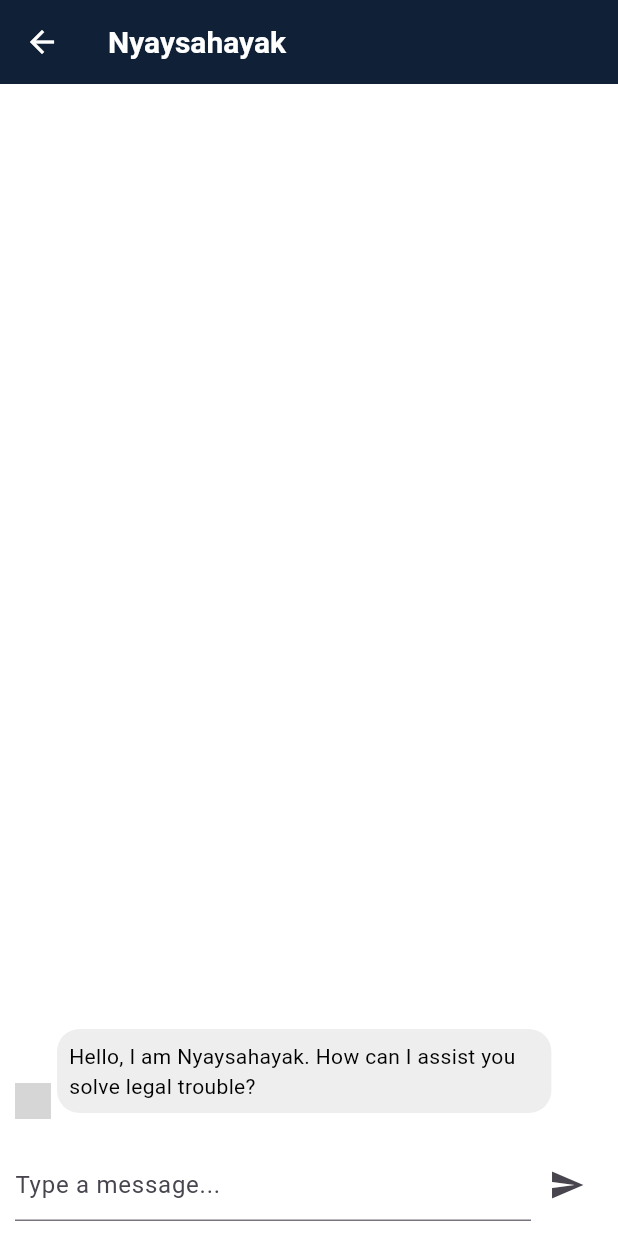
After one commit to harm04/Adhikar_aceHack4.0, a Flutter app: the ChatPage screen opened directly, after a tap on the "send" icon, on a phone screen of 412 x 824 dp. The commit adds this screen. Run offline on Flutter 3.47's test engine with Material 3 defaults, Android fonts, the phone set to English and light mode, and no system bars; our stand-ins replace appwrite, cached_network_image, carousel_slider, file_picker, flutter_riverpod, flutter_svg and 7 more; missing offline and left inert: any_link_preview, dropdownfield2, razorpay_flutter; network calls fail; statements that could not run were skipped; grey boxes are pictures that could not be loaded.

Commit message:
add nyaysahayak

```diff
--- a/lib/features/home/views/home_view.dart
+++ b/lib/features/home/views/home_view.dart
@@ -7,6 +7,7 @@ import 'package:adhikar_acehack4_o/features/home/views/my_meetings.dart';
 import 'package:adhikar_acehack4_o/features/home/views/pods_list_view.dart';
 import 'package:adhikar_acehack4_o/features/home/views/post_list.dart';
 import 'package:adhikar_acehack4_o/features/home/views/search_view.dart';
+import 'package:adhikar_acehack4_o/features/nyaysahayak/chat_screen.dart';
 import 'package:adhikar_acehack4_o/features/profile/views/profile_view.dart';
 import 'package:adhikar_acehack4_o/theme/pallete_theme.dart';
 import 'package:flutter/material.dart';
@@ -234,11 +235,11 @@ class _HomeViewState extends ConsumerState<HomeView> {
                 actions: [
                   GestureDetector(
                     onTap: () {
-                      //navigate to ai screen
-                      // Navigator.push(context,
-                      //     MaterialPageRoute(builder: (context) {
-                      //   return NyaysahayakHomePage();
-                      // }));
+                     // navigate to ai screen
+                      Navigator.push(context,
+                          MaterialPageRoute(builder: (context) {
+                        return ChatPage();
+                      }));
                     },
                     child: Image.asset(
                       'assets/icons/ic_ai.png',
--- /dev/null
+++ b/lib/features/nyaysahayak/chat_screen.dart
@@ -0,0 +1,140 @@
+import 'package:adhikar_acehack4_o/constants/gemini_constants.dart';
+import 'package:adhikar_acehack4_o/theme/pallete_theme.dart';
+import 'package:flutter/material.dart';
+import 'package:google_generative_ai/google_generative_ai.dart';
+
+import 'widgets/chat_bubble.dart';
+
+class ChatPage extends StatefulWidget {
+  const ChatPage({super.key});
+
+  @override
+  State<ChatPage> createState() => _ChatPageState();
+}
+
+class _ChatPageState extends State<ChatPage> {
+  final model = GenerativeModel(
+    model: 'gemini-2.0-flash',
+    apiKey: geminiApi,
+    generationConfig: GenerationConfig(
+      temperature: 0.7,
+      topP: 0.9,
+    ),
+  );
+
+  TextEditingController messageController = TextEditingController();
+  bool isLoading = false;
+  bool isMultilingual = false;
+
+  List<ChatBubble> chatBubbles = [
+    const ChatBubble(
+      direction: Direction.left,
+      message:
+          'Hello, I am Nyaysahayak. How can I assist you solve legal trouble?',
+      photoUrl: 'https://i.pravatar.cc/150?img=47',
+      type: BubbleType.alone,
+    ),
+  ];
+
+  List<Content> history = [
+    Content.text(
+        "You are NyaySahayak, an AI legal assistant specializing in Indian law."
+        "Your role is to provide clear, direct, and actionable legal solutions based strictly on the Indian Constitution and the Bharatiya Nyay Sanhita."
+        "Always respond concisely with legal references and practical steps the user can take."
+        "Your responses should be structured as follows:"
+        "1. Relevant legal articles, sections, or precedents related to the user's issue."
+        "2. Specific legal actions the user can take (filing complaints, contacting authorities, necessary documents, etc.)."
+        "Avoid generic advice like 'stay calm' and focus on tangible legal remedies."
+        "Respond in English"),
+  ];
+
+  Future<void> sendMessage() async {
+    if (messageController.text.trim().isEmpty) return;
+
+    String userMessage = messageController.text.trim();
+
+    chatBubbles = [
+      ...chatBubbles,
+      ChatBubble(
+        direction: Direction.right,
+        message: userMessage,
+        photoUrl: null,
+        type: BubbleType.alone,
+      )
+    ];
+
+    setState(() {
+      isLoading = true;
+    });
+
+    if (userMessage.toLowerCase().contains("speak in")) {
+      isMultilingual = true;
+    }
+
+    // Add user message to history
+    history.add(Content.text("User: $userMessage"));
+
+    final responseAI = await model.generateContent(history);
+
+    String aiResponse = responseAI.text?.replaceAll('*', '') ??
+        'Sorry, I didn’t understand that.';
+
+    // Add AI response to history
+    history.add(Content.text("AI: $aiResponse"));
+
+    chatBubbles = [
+      ...chatBubbles,
+      ChatBubble(
+        direction: Direction.left,
+        message: aiResponse,
+        photoUrl: 'https://i.pravatar.cc/150?img=47',
+        type: BubbleType.alone,
+      )
+    ];
+
+    messageController.clear();
+    setState(() {
+      isLoading = false;
+    });
+  }
+
+  @override
+  Widget build(BuildContext context) {
+    return Scaffold(
+     appBar: AppBar(title: Text('Nyaysahayak'),backgroundColor: Pallete.primaryColor,),
+      body: Column(
+        children: [
+          Expanded(
+            child: ListView(
+              physics: const BouncingScrollPhysics(),
+              reverse: true,
+              padding: const EdgeInsets.all(10),
+              children: chatBubbles.reversed.toList(),
+            ),
+          ),
+          Container(
+            padding: const EdgeInsets.all(10),
+            child: Row(
+              children: [
+                Expanded(
+                  child: TextField(
+                    controller: messageController,
+                    decoration: const InputDecoration(
+                      hintText: 'Type a message...',
+                    ),
+                  ),
+                ),
+                isLoading
+                    ? const CircularProgressIndicator.adaptive()
+                    : IconButton(
+                        icon: const Icon(Icons.send),
+                        onPressed: sendMessage,
+                      ),
+              ],
+            ),
+          ),
+        ],
+      ),
+    );
+  }
+}
--- /dev/null
+++ b/lib/features/nyaysahayak/widgets/avatar.dart
@@ -0,0 +1,16 @@
+import 'package:flutter/material.dart';
+
+class Avatar extends StatelessWidget {
+  const Avatar({Key? key, this.radius}) : super(key: key);
+
+  final double? radius;
+
+  @override
+  Widget build(BuildContext context) {
+    return CircleAvatar(
+      backgroundColor: Colors.black12,
+      radius: radius,
+      child: Icon(Icons.person, size: radius),
+    );
+  }
+}
--- /dev/null
+++ b/lib/features/nyaysahayak/widgets/chat_bubble.dart
@@ -0,0 +1,127 @@
+import 'package:flutter/material.dart';
+
+import 'avatar.dart';
+
+enum BubbleType {
+  top,
+  middle,
+  bottom,
+  alone,
+}
+
+enum Direction {
+  left,
+  right,
+}
+
+class ChatBubble extends StatelessWidget {
+  const ChatBubble({
+    Key? key,
+    required this.direction,
+    required this.message,
+    required this.type,
+    this.photoUrl,
+  }) : super(key: key);
+  final Direction direction;
+  final String message;
+  final String? photoUrl;
+  final BubbleType type;
+
+  @override
+  Widget build(BuildContext context) {
+    final isOnLeft = direction == Direction.left;
+    return Row(
+      mainAxisAlignment:
+          isOnLeft ? MainAxisAlignment.start : MainAxisAlignment.end,
+      crossAxisAlignment: CrossAxisAlignment.end,
+      children: [
+        if (isOnLeft) _buildLeading(type),
+        SizedBox(width: isOnLeft ? 4 : 0),
+        Container(
+          constraints:
+              BoxConstraints(maxWidth: MediaQuery.of(context).size.width * 0.8),
+          padding: const EdgeInsets.all(8),
+          margin: EdgeInsets.symmetric(vertical: 4),
+          decoration: BoxDecoration(
+            borderRadius: _borderRadius(direction, type),
+            color: isOnLeft ? Colors.grey[200] : Theme.of(context).primaryColor,
+          ),
+          child: Text(
+            message,
+            style: TextStyle(
+              fontWeight: FontWeight.w400,
+              color: isOnLeft ? Colors.black : Colors.white,
+            ),
+          ),
+        ),
+      ],
+    );
+  }
+
+  Widget _buildLeading(BubbleType type) {
+    if (type == BubbleType.alone || type == BubbleType.bottom) {
+      if (photoUrl != null) {
+        return CircleAvatar(
+          radius: 12,
+          backgroundImage: NetworkImage(photoUrl!),
+        );
+      }
+      return const Avatar(
+        radius: 12,
+      );
+    }
+    return const SizedBox(width: 24);
+  }
+
+  BorderRadius _borderRadius(Direction dir, BubbleType type) {
+    const radius1 = Radius.circular(15);
+    const radius2 = Radius.circular(5);
+    switch (type) {
+      case BubbleType.top:
+        return dir == Direction.left
+            ? const BorderRadius.only(
+                topLeft: radius1,
+                topRight: radius1,
+                bottomLeft: radius2,
+                bottomRight: radius1,
+              )
+            : const BorderRadius.only(
+                topLeft: radius1,
+                topRight: radius1,
+                bottomLeft: radius1,
+                bottomRight: radius2,
+              );
+
+      case BubbleType.middle:
+        return dir == Direction.left
+            ? const BorderRadius.only(
+                topLeft: radius2,
+                topRight: radius1,
+                bottomLeft: radius2,
+                bottomRight: radius1,
+              )
+            : const BorderRadius.only(
+                topLeft: radius1,
+                topRight: radius2,
+                bottomLeft: radius1,
+                bottomRight: radius2,
+              );
+      case BubbleType.bottom:
+        return dir == Direction.left
+            ? const BorderRadius.only(
+                topLeft: radius2,
+                topRight: radius1,
+                bottomLeft: radius1,
+                bottomRight: radius1,
+              )
+            : const BorderRadius.only(
+                topLeft: radius1,
+                topRight: radius2,
+                bottomLeft: radius1,
+                bottomRight: radius1,
+              );
+      case BubbleType.alone:
+        return BorderRadius.circular(15);
+    }
+  }
+}
--- /dev/null
+++ b/lib/features/nyaysahayak/widgets/chat_footer.dart
@@ -0,0 +1,60 @@
+import 'package:flutter/cupertino.dart';
+import 'package:flutter/material.dart';
+
+class ChatFooter extends StatelessWidget {
+  const ChatFooter({
+    Key? key,
+    required this.textController,
+    required this.onSendMessage,
+    this.padding,
+  }) : super(key: key);
+
+  final TextEditingController textController;
+  final Function() onSendMessage;
+  final EdgeInsetsGeometry? padding;
+
+  @override
+  Widget build(BuildContext context) {
+    return Padding(
+      padding: padding ?? const EdgeInsets.only(left: 8, right: 8, bottom: 4, top: 4),
+      child: Row(
+        children: [
+          Expanded(
+            child: Container(
+              decoration: BoxDecoration(
+                borderRadius: BorderRadius.circular(30),
+              ),
+              child: TextField(
+                minLines: 1,
+                maxLines: 3,
+                controller: textController,
+                decoration: InputDecoration(
+                  contentPadding: const EdgeInsets.symmetric(horizontal: 16, vertical: 8),
+                  isDense: true,
+                  fillColor: Colors.black12,
+                  filled: true,
+                  border: OutlineInputBorder(
+                    borderRadius: BorderRadius.circular(20.0),
+                    borderSide: const BorderSide(
+                      width: 0,
+                      style: BorderStyle.none,
+                    ),
+                  ),
+                  hintText: 'Aa',
+                ),
+              ),
+            ),
+          ),
+          CupertinoButton(
+            child: const Icon(
+              Icons.send_rounded,
+              size: 32,
+            ),
+            padding: EdgeInsets.zero,
+            onPressed: onSendMessage,
+          )
+        ],
+      ),
+    );
+  }
+}
--- a/pubspec.yaml
+++ b/pubspec.yaml
@@ -44,6 +44,7 @@ dependencies:
   fpdart: ^1.1.1
   geocoding: ^3.0.0
   geolocator: ^13.0.3
+  google_generative_ai: ^0.4.6
   image_picker: ^1.1.2
   intl: ^0.19.0
   like_button: ^2.0.5
```
Also changed, not shown: pubspec.lock, 1 other file.
